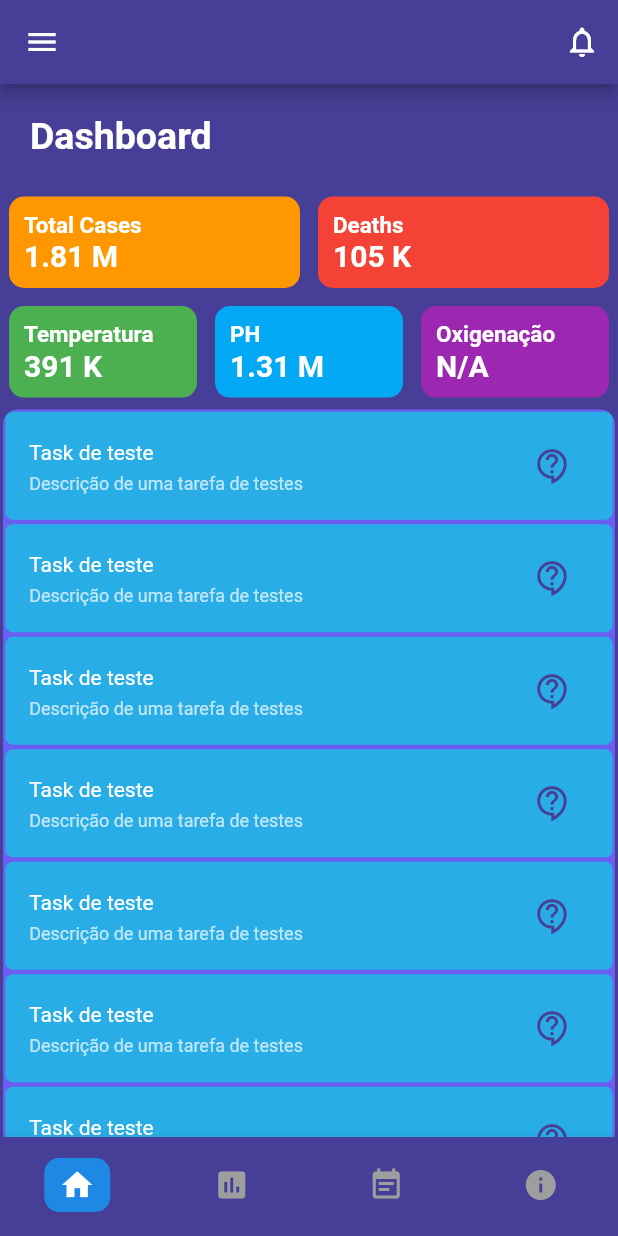
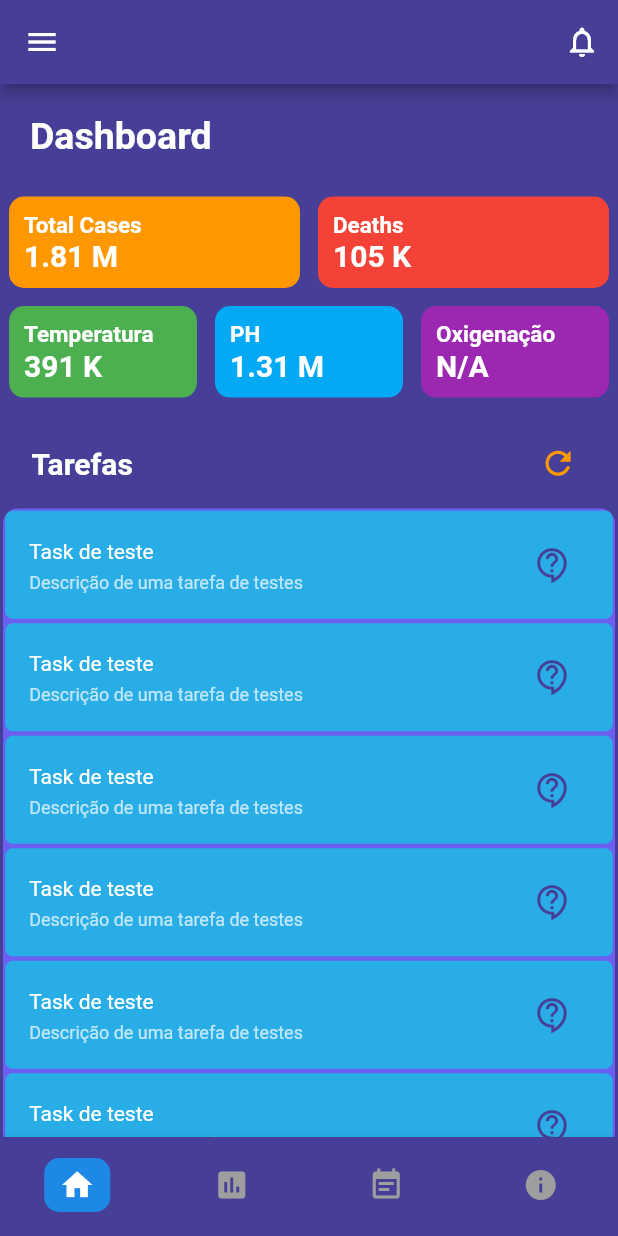
Before and after one commit to DjonatanWillenz/mobile, a Flutter app: the HomeView screen opened by its route, on a phone screen of 412 x 824 dp. Run offline on Flutter 3.47's test engine with Material 2 defaults, Android fonts, the phone set to English and light mode, and no system bars; our stand-ins replace fl_chart, flutter_svg, get, shared_preferences, splashscreen; accounts and stored records are empty; network calls fail; project files that could hold a hidden picture were left out.

```diff
--- a/lib/app/modules/home/components/widget.task.home.dart
+++ b/lib/app/modules/home/components/widget.task.home.dart
@@ -2,9 +2,9 @@ import 'package:app/app/data/model/task.model.dart';
 import 'package:app/app/data/repository/task.repository.dart';
 import 'package:app/app/global/widgets/widget.list.tile.confirm.dart';
 import 'package:app/app/global/widgets/widget.text.dart';
-import 'package:app/app/global/widgets/widget_list_title.dart';
 import 'package:flutter/material.dart';
 
+// ignore: must_be_immutable
 class DwListCardsTasks extends StatelessWidget {
   TaskRepository repository;
 
--- a/lib/app/modules/home/home.view.dart
+++ b/lib/app/modules/home/home.view.dart
@@ -1,5 +1,5 @@
-import 'package:app/app/data/repository/task.repository.dart';
 import 'package:app/app/global/widgets/widget.card.dart';
+import 'package:app/app/global/widgets/widget_icon_button.dart';
 import 'package:app/app/modules/home/components/widget.app.bar.home.dart';
 import 'package:app/app/modules/home/components/widget.botton.bar.home.dart';
 import 'package:app/app/modules/home/components/widget.drawer.dart';
@@ -74,7 +74,28 @@ class HomeView extends GetView<HomeController> {
             ),
           ),
           SliverPadding(
-            padding: const EdgeInsets.all(2),
+            padding: EdgeInsets.only(top: 10.0, left: 5),
+            sliver: SliverToBoxAdapter(
+              child: ListTile(
+                title: Text(
+                  'Tarefas',
+                  style: TextStyle(
+                    color: Colors.white,
+                    fontSize: 20.0,
+                    fontWeight: FontWeight.bold,
+                  ),
+                ),
+                trailing: DwIconButton(
+                  icon: Icons.refresh,
+                  sizeIcon: 25,
+                  corIcon: Colors.orange,
+                  onPressed: () {},
+                ),
+              ),
+            ),
+          ),
+          SliverPadding(
+            padding: EdgeInsets.all(2),
             sliver: SliverToBoxAdapter(
               child: Container(
                 decoration: BoxDecoration(
```
Also changed, not shown: lib/app/global/widgets/widget.list.tile.confirm.dart (+35 -1 lines).
